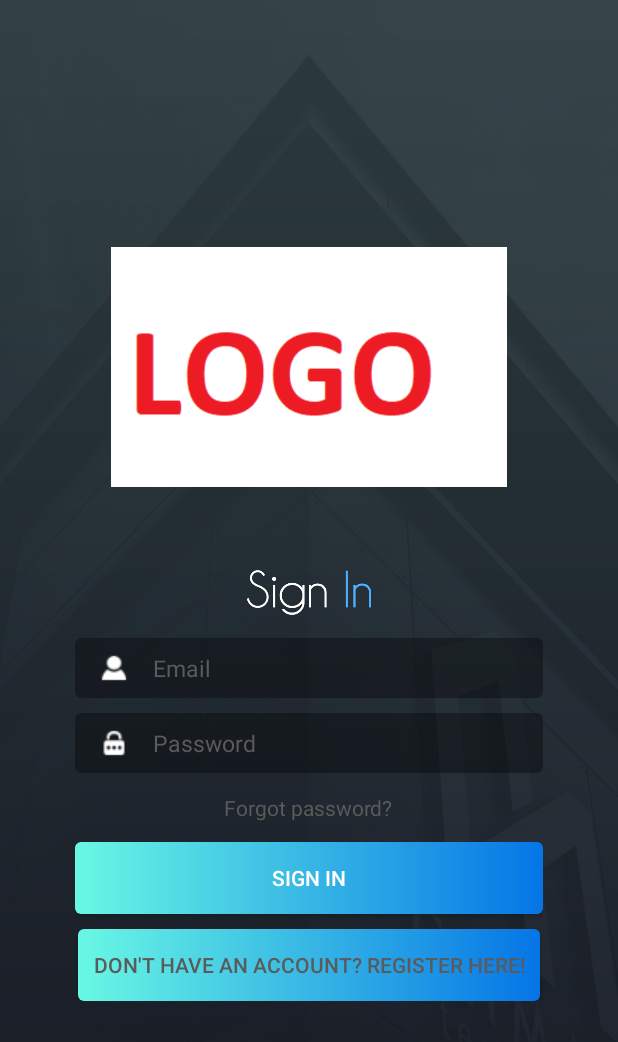
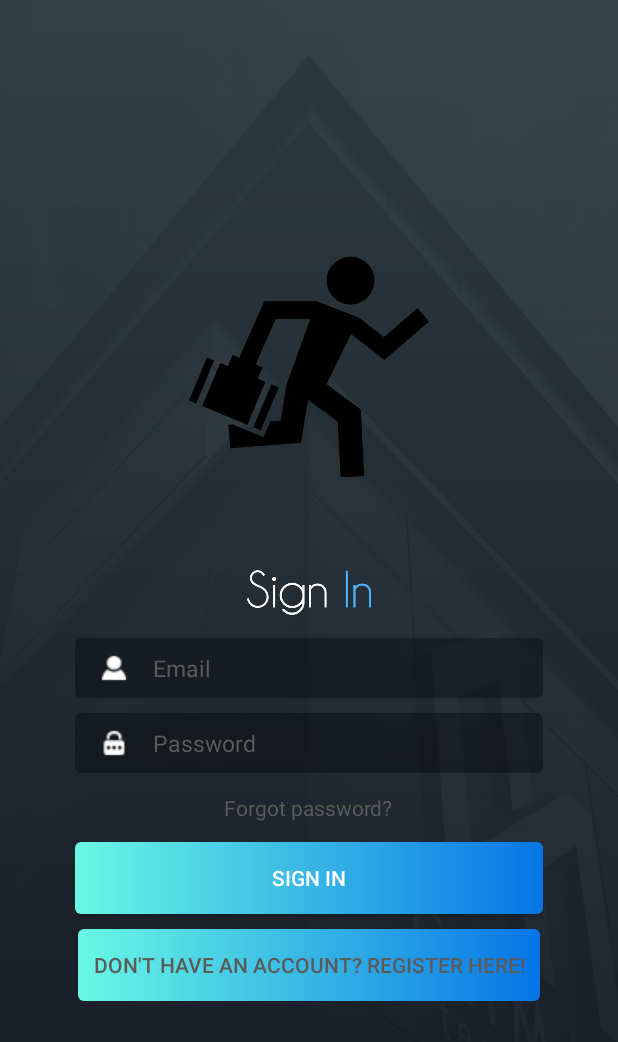
Before and after one commit to aavashneupane/JobFinderAndroid, an Android app: the screen it shows after launch (LoginActivity), on a phone screen of 412 x 824 dp. Shown: the top 1042 px of the screen. Run offline under Robolectric (Android 15) with nearby library versions, the phone set to English and light mode, and no system bars.

Commit message:
changed logo

```diff
--- a/app/src/main/res/layout/activity_login.xml
+++ b/app/src/main/res/layout/activity_login.xml
@@ -35,7 +35,8 @@
                 android:layout_marginBottom="55dp"
                 android:layout_marginTop="18dp"
                 android:scaleType="fitCenter"
-                android:src="@drawable/logo" />
+                android:background="@android:color/transparent"
+                android:src="@drawable/logo3" />
 
 
             <ImageView
--- a/app/src/main/res/layout/activity_registration.xml
+++ b/app/src/main/res/layout/activity_registration.xml
@@ -35,7 +35,7 @@
                 android:layout_marginTop="18dp"
                 android:contentDescription="TODO"
                 android:scaleType="fitCenter"
-                android:src="@drawable/logo" />
+                android:src="@drawable/logo3" />
 
 
 
```
Also changed, not shown: app/src/main/res/drawable/logo3.png (added).
